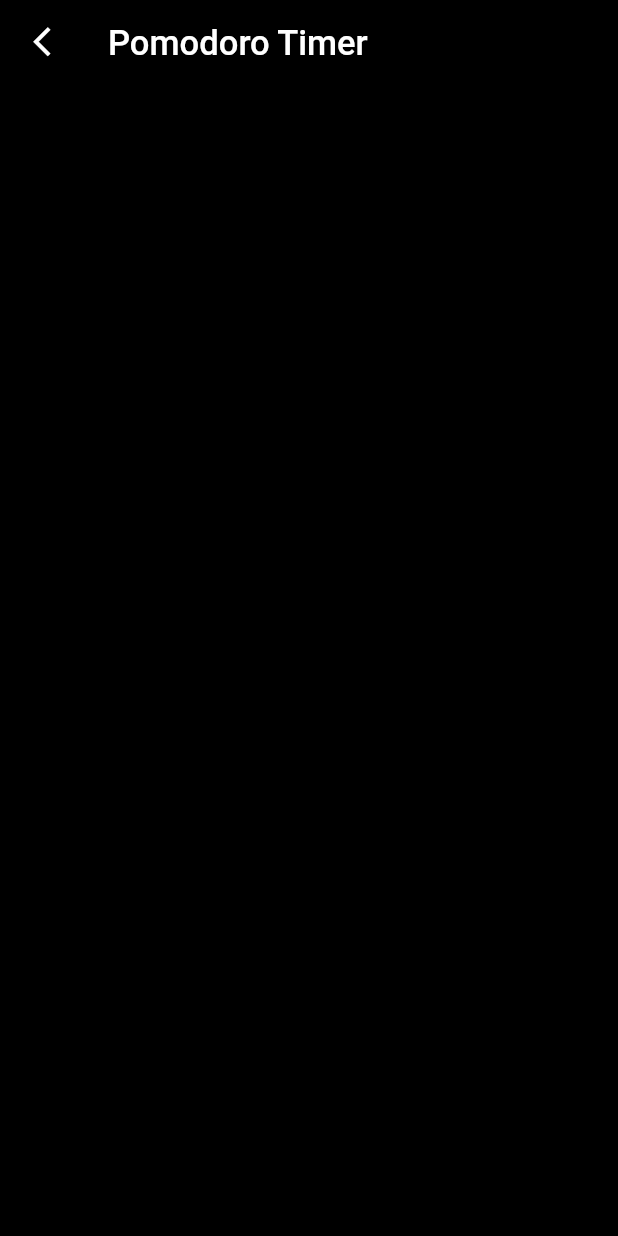
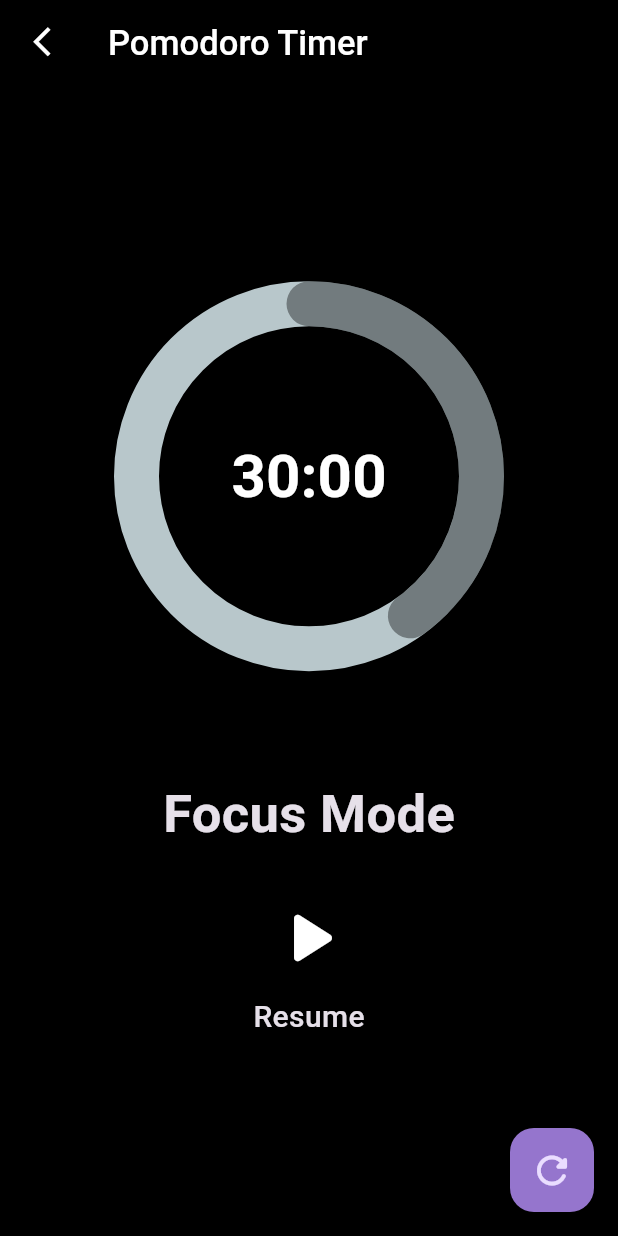
Before and after one commit to Gabbar-v7/CRUD, a Flutter app: the PomodoroTimer screen opened directly, on a phone screen of 412 x 824 dp. Run offline on Flutter 3.47's test engine with Material 3 defaults, Android fonts, the light colour scheme and no system bars; drawn by our look-alikes of percent_indicator; our stand-ins replace gap, hive_flutter; accounts and stored records are empty; project files that could hold a hidden picture were left out.

Commit message:
Pomodoro Timer Ui Completed
Contains:
 - Circular progress bar
 - Time left
 - State text
 - Play/Pause button
 - Reset button

```diff
--- a/lib/pages/menu.dart
+++ b/lib/pages/menu.dart
@@ -27,7 +27,7 @@ class _MenuPage extends State<MenuPage> {
   void initState() {
     super.initState();
     NavManager.pushPage(
-        context, pages[box.get('init_page', defaultValue: 'ToDoPage')]);
+        context, pages[box.get('init_page', defaultValue: 'PomodoroTimer')]);
   }
 
   @override
--- a/lib/pages/pomodoro_timer.dart
+++ b/lib/pages/pomodoro_timer.dart
@@ -1,5 +1,9 @@
+// ignore_for_file: prefer_const_constructors, prefer_const_literals_to_create_immutables
+
 import 'package:CRUD/utils/styles.dart';
 import 'package:flutter/material.dart';
+import 'package:gap/gap.dart';
+import 'package:percent_indicator/circular_percent_indicator.dart';
 
 class PomodoroTimer extends StatefulWidget {
   const PomodoroTimer({super.key});
@@ -20,10 +24,68 @@ class _PomodoroTimer extends State<PomodoroTimer> {
     }
   }
 
+  Column layout() {
+    return Column(
+      mainAxisAlignment: MainAxisAlignment.center,
+      crossAxisAlignment: CrossAxisAlignment.center,
+      children: <Widget>[
+        SizedBox(
+          width: double.infinity,
+        ),
+        CircularPercentIndicator(
+          key: ValueKey('Progress Bar'),
+          animation: true,
+          animationDuration: 600,
+          circularStrokeCap: CircularStrokeCap.round,
+          progressColor: Colors.black38,
+          radius: 130.0,
+          lineWidth: 30,
+          percent: 0.4,
+          center: ElevatedButton(
+            onPressed: () {},
+            style: ButtonStyle(
+                splashFactory: NoSplash.splashFactory,
+                backgroundColor:
+                    WidgetStateProperty.all<Color>(Colors.transparent),
+                foregroundColor: WidgetStateProperty.all<Color>(Colors.white)),
+            child: Text(
+              "30:00",
+              style: TextStyle(fontWeight: FontWeight.bold, fontSize: 40.0),
+            ),
+          ),
+        ),
+        const Gap(70),
+        Text(
+          'Focus Mode',
+          style: TextStyle(fontSize: 35, fontWeight: FontWeight.bold),
+        ),
+        const Gap(20),
+        IconButton(
+            onPressed: () {},
+            icon: Icon(
+              Icons.play_arrow_rounded, // pause,
+              color: Colors.white,
+              size: 60,
+            )),
+        Text(
+          'Resume',
+          style: TextStyle(fontSize: 20, fontWeight: FontWeight.w500),
+        )
+      ],
+    );
+  }
+
   @override
   Widget build(BuildContext context) {
     return Scaffold(
       appBar: appStyle.appBar('Pomodoro Timer'),
+      body: layout(),
+      floatingActionButton: appStyle.floatButton(
+          Icon(
+            Icons.refresh_rounded,
+            size: 30,
+          ),
+          () {}),
     );
   }
 }
```
Also changed, not shown: assets/res/Pomodoro Timer.png (added), pubspec.lock.
